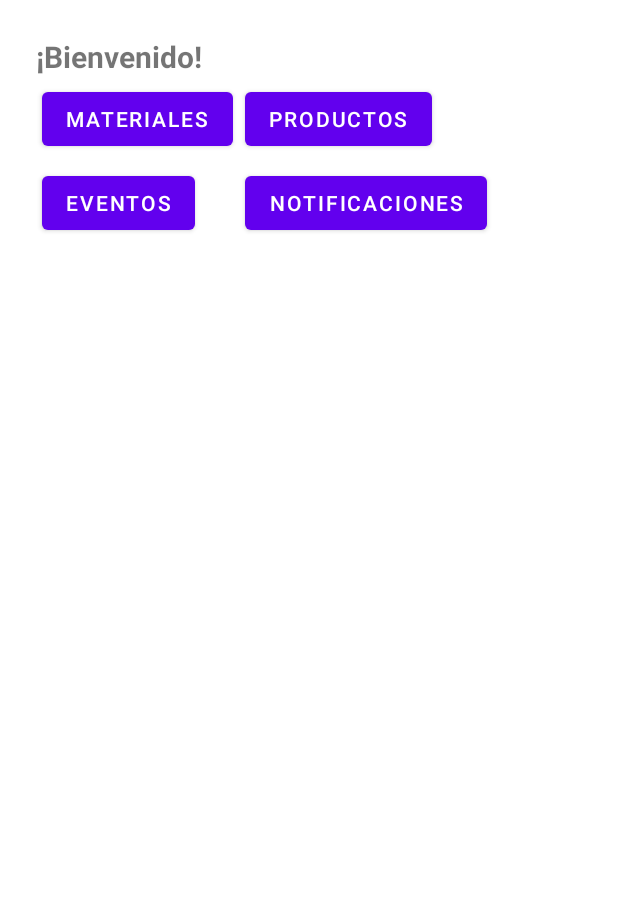
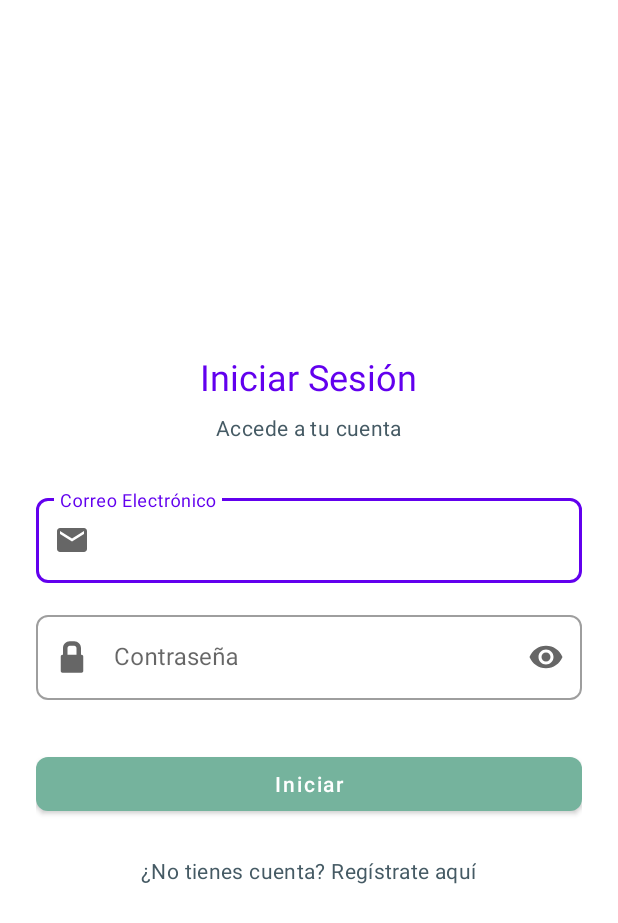
Before and after one commit to Fig-Joaquin/AppReparto, an Android app built with Jetpack Compose: the screen it shows after launch (Home before the commit, LoginActivity after it), on a phone screen of 412 x 824 dp. Shown: the top 923 px of the screen. Run offline under Robolectric (Android 15) with nearby library versions, the phone set to English and light mode, and no system bars.

Commit message:
login admin y repartidor creados

```diff
--- a/app/build.gradle.kts
+++ b/app/build.gradle.kts
@@ -35,13 +35,13 @@ android {
         jvmTarget = "11"
     }
     buildFeatures {
-        compose = true
         viewBinding= true
     }
 }
 
 dependencies {
-
+    implementation("androidx.lifecycle:lifecycle-viewmodel-ktx:2.6.1")
+    implementation("androidx.lifecycle:lifecycle-livedata-ktx:2.6.1")
     implementation(libs.androidx.core.ktx)
     implementation(libs.androidx.lifecycle.runtime.ktx)
     implementation(libs.androidx.activity.compose)
--- /dev/null
+++ b/app/src/main/java/com/example/appreparto/activity/LoginActivity.kt
@@ -0,0 +1,46 @@
+package com.example.appreparto.activity
+
+import android.content.Intent
+import android.os.Bundle
+import android.widget.Toast
+import androidx.activity.viewModels
+import androidx.appcompat.app.AppCompatActivity
+import com.example.appreparto.databinding.ActivityLoginBinding
+import com.example.appreparto.viewmodel.LoginState
+import com.example.appreparto.viewmodel.LoginViewModel
+
+class LoginActivity : AppCompatActivity() {
+    private lateinit var binding: ActivityLoginBinding
+    private val vm: LoginViewModel by viewModels()
+
+    override fun onCreate(savedInstanceState: Bundle?) {
+        super.onCreate(savedInstanceState)
+        binding = ActivityLoginBinding.inflate(layoutInflater)
+        setContentView(binding.root)
+
+        binding.btnLogin.setOnClickListener {
+            val email = binding.etEmail.text.toString().trim()
+            val pass  = binding.etPassword.text.toString()
+            vm.login(email, pass)
+        }
+
+        vm.loginState.observe(this) { state ->
+            when (state) {
+                is LoginState.Success -> {
+                    val destino = when {
+                        state.user.correo.startsWith("admin_")      -> AdminHomeActivity::class.java
+                        state.user.correo.startsWith("repartidor_") -> RepartidorHomeActivity::class.java
+                        else -> null
+                    }
+                    destino?.let {
+                        startActivity(Intent(this, it))
+                        finish()
+                    } ?: Toast.makeText(this, "Usuario sin rol válido", Toast.LENGTH_SHORT).show()
+                }
+                is LoginState.Error -> {
+                    Toast.makeText(this, state.message, Toast.LENGTH_SHORT).show()
+                }
+            }
+        }
+    }
+}
--- /dev/null
+++ b/app/src/main/java/com/example/appreparto/viewmodel/LoginViewModel.kt
@@ -0,0 +1,23 @@
+package com.example.appreparto.viewmodel
+
+import androidx.lifecycle.LiveData
+import androidx.lifecycle.MutableLiveData
+import androidx.lifecycle.ViewModel
+import com.example.appreparto.model.Usuario
+import com.example.appreparto.repository.UsuarioRepository
+
+sealed class LoginState {
+    data class Success(val user: Usuario): LoginState()
+    data class Error(val message: String):   LoginState()
+}
+
+class LoginViewModel : ViewModel() {
+    private val _loginState = MutableLiveData<LoginState>()
+    val loginState: LiveData<LoginState> = _loginState
+
+    fun login(correo: String, contrasenia: String) {
+        val user = UsuarioRepository.autenticar(correo, contrasenia)
+        if (user != null) _loginState.value = LoginState.Success(user)
+        else              _loginState.value = LoginState.Error("Credenciales inválidas")
+    }
+}
--- /dev/null
+++ b/app/src/main/res/drawable/ic_email_24.xml
@@ -0,0 +1,5 @@
+<vector xmlns:android="http://schemas.android.com/apk/res/android" android:height="24dp" android:tint="#000000" android:viewportHeight="24" android:viewportWidth="24" android:width="24dp">
+
+    <path android:fillColor="@android:color/white" android:pathData="M20,4L4,4c-1.1,0 -1.99,0.9 -1.99,2L2,18c0,1.1 0.9,2 2,2h16c1.1,0 2,-0.9 2,-2L22,6c0,-1.1 -0.9,-2 -2,-2zM20,8l-8,5 -8,-5L4,6l8,5 8,-5v2z"/>
+
+</vector>
--- /dev/null
+++ b/app/src/main/res/drawable/ic_lock_24.xml
@@ -0,0 +1,5 @@
+<vector xmlns:android="http://schemas.android.com/apk/res/android" android:height="24dp" android:viewportHeight="16" android:viewportWidth="16" android:width="24dp">
+
+    <path android:fillColor="#FF000000" android:pathData="M12.25,7H12V4c0,-1.653 -1.347,-3 -3,-3H7C5.347,1 4,2.347 4,4v3H3.75C3.338,7 3,7.338 3,7.75v6.5C3,14.663 3.338,15 3.75,15h8.5c0.413,0 0.75,-0.337 0.75,-0.75v-6.5C13,7.338 12.663,7 12.25,7zM6,4c0,-0.55 0.45,-1 1,-1h2c0.55,0 1,0.45 1,1v3H6V4z"/>
+
+</vector>
--- a/app/src/main/res/layout/activity_login.xml
+++ b/app/src/main/res/layout/activity_login.xml
@@ -2,61 +2,109 @@
 <androidx.constraintlayout.widget.ConstraintLayout
     xmlns:android="http://schemas.android.com/apk/res/android"
     xmlns:app="http://schemas.android.com/apk/res-auto"
+    android:id="@+id/root"
     android:layout_width="match_parent"
     android:layout_height="match_parent"
-    android:padding="24dp">
+    android:background="@color/white">
 
+    <!-- Contenedor centrado vertical y horizontalmente -->
+    <LinearLayout
+        android:id="@+id/loginContainer"
+        android:layout_width="0dp"
+        android:layout_height="wrap_content"
+        android:orientation="vertical"
+        android:gravity="center_horizontal"
+        android:padding="24dp"
+        app:layout_constraintTop_toTopOf="parent"
+        app:layout_constraintBottom_toBottomOf="parent"
+        app:layout_constraintStart_toStartOf="parent"
+        app:layout_constraintEnd_toEndOf="parent">
+
+        <!-- Título -->
         <TextView
             android:id="@+id/tvTitle"
+            style="@style/TextAppearance.MaterialComponents.Headline5"
             android:layout_width="wrap_content"
             android:layout_height="wrap_content"
-        android:text="Iniciar sesión"
-        android:textSize="22sp"
-        android:textStyle="bold"
-        app:layout_constraintTop_toTopOf="parent"
-        app:layout_constraintStart_toStartOf="parent"
-        app:layout_constraintEnd_toEndOf="parent"/>
+            android:text="Iniciar Sesión"
+            android:textColor="@color/purple_500"/>
 
-    <EditText
+        <!-- Subtítulo -->
+        <TextView
+            android:id="@+id/tvSubtitle"
+            style="@style/TextAppearance.MaterialComponents.Body2"
+            android:layout_width="wrap_content"
+            android:layout_height="wrap_content"
+            android:text="Accede a tu cuenta"
+            android:textColor="@color/textSecondaryDark"
+            android:layout_marginTop="8dp"/>
+
+        <!-- Correo -->
+        <com.google.android.material.textfield.TextInputLayout
+            android:layout_width="match_parent"
+            android:layout_height="wrap_content"
+            style="@style/Widget.MaterialComponents.TextInputLayout.OutlinedBox"
+            android:layout_marginTop="32dp"
+            app:startIconDrawable="@drawable/ic_email_24"
+            app:boxCornerRadiusTopStart="8dp"
+            app:boxCornerRadiusTopEnd="8dp"
+            app:boxCornerRadiusBottomStart="8dp"
+            app:boxCornerRadiusBottomEnd="8dp">
+
+            <com.google.android.material.textfield.TextInputEditText
                 android:id="@+id/etEmail"
-        android:layout_width="0dp"
+                android:layout_width="match_parent"
                 android:layout_height="wrap_content"
-        android:hint="Correo electrónico"
+                android:hint="Correo Electrónico"
                 android:inputType="textEmailAddress"
-        app:layout_constraintTop_toBottomOf="@id/tvTitle"
-        app:layout_constraintStart_toStartOf="parent"
-        app:layout_constraintEnd_toEndOf="parent"
-        android:layout_marginTop="32dp"/>
+                android:textColor="@color/textPrimaryDark"
+                android:textColorHint="@color/textSecondaryDark"/>
+        </com.google.android.material.textfield.TextInputLayout>
 
-    <EditText
+        <!-- Contraseña -->
+        <com.google.android.material.textfield.TextInputLayout
+            android:layout_width="match_parent"
+            android:layout_height="wrap_content"
+            style="@style/Widget.MaterialComponents.TextInputLayout.OutlinedBox"
+            android:layout_marginTop="16dp"
+            app:startIconDrawable="@drawable/ic_lock_24"
+            app:endIconMode="password_toggle"
+            app:boxCornerRadiusTopStart="8dp"
+            app:boxCornerRadiusTopEnd="8dp"
+            app:boxCornerRadiusBottomStart="8dp"
+            app:boxCornerRadiusBottomEnd="8dp">
+
+            <com.google.android.material.textfield.TextInputEditText
                 android:id="@+id/etPassword"
-        android:layout_width="0dp"
+                android:layout_width="match_parent"
                 android:layout_height="wrap_content"
                 android:hint="Contraseña"
                 android:inputType="textPassword"
-        app:layout_constraintTop_toBottomOf="@id/etEmail"
-        app:layout_constraintStart_toStartOf="@id/etEmail"
-        app:layout_constraintEnd_toEndOf="@id/etEmail"
-        android:layout_marginTop="16dp"/>
+                android:textColor="@color/textPrimaryDark"
+                android:textColorHint="@color/textSecondaryDark"/>
+        </com.google.android.material.textfield.TextInputLayout>
 
-    <Button
+        <!-- Botón -->
+        <com.google.android.material.button.MaterialButton
             android:id="@+id/btnLogin"
-        android:layout_width="0dp"
+            style="@style/Widget.MaterialComponents.Button"
+            android:layout_width="match_parent"
             android:layout_height="wrap_content"
-        android:text="Entrar"
-        app:layout_constraintTop_toBottomOf="@id/etPassword"
-        app:layout_constraintStart_toStartOf="@id/etPassword"
-        app:layout_constraintEnd_toEndOf="@id/etPassword"
+            android:layout_marginTop="32dp"
+            android:text="Iniciar"
+            android:textAllCaps="false"
+            app:cornerRadius="8dp"
+            app:backgroundTint="@color/btnSuccess"/>
+
+        <!-- Link registro -->
+        <TextView
+            android:id="@+id/tvRegister"
+            style="@style/TextAppearance.MaterialComponents.Body2"
+            android:layout_width="wrap_content"
+            android:layout_height="wrap_content"
+            android:text="¿No tienes cuenta? Regístrate aquí"
+            android:textColor="@color/textSecondaryDark"
             android:layout_marginTop="24dp"/>
 
-    <TextView
-        android:id="@+id/tvRegister"
-        android:layout_width="wrap_content"
-        android:layout_height="wrap_content"
-        android:text="¿No tienes cuenta? Regístrate"
-        android:textColor="?android:attr/textColorLink"
-        app:layout_constraintTop_toBottomOf="@id/btnLogin"
-        app:layout_constraintStart_toStartOf="parent"
-        app:layout_constraintEnd_toEndOf="parent"
-        android:layout_marginTop="16dp"/>
+    </LinearLayout>
 </androidx.constraintlayout.widget.ConstraintLayout>
```
Also changed, not shown: app/src/main/AndroidManifest.xml (+9 -3 lines), app/src/main/java/com/example/appreparto/activity/AdminHomeActivity.kt (added, +24 -0 lines), app/src/main/java/com/example/appreparto/activity/RepartidorHomeActivity.kt (added, +16 -0 lines), app/src/main/java/com/example/appreparto/model/Usuario.kt (added, +11 -0 lines), app/src/main/java/com/example/appreparto/repository/UsuarioRepository.kt (added, +15 -0 lines), app/src/main/res/layout/activity_admin_home.xml (added, +71 -0 lines), app/src/main/res/layout/activity_repartidor_home.xml (added, +14 -0 lines), app/src/main/res/values/colors.xml (+17 -0 lines). Lines whose indentation alone changed are shown as unchanged.
